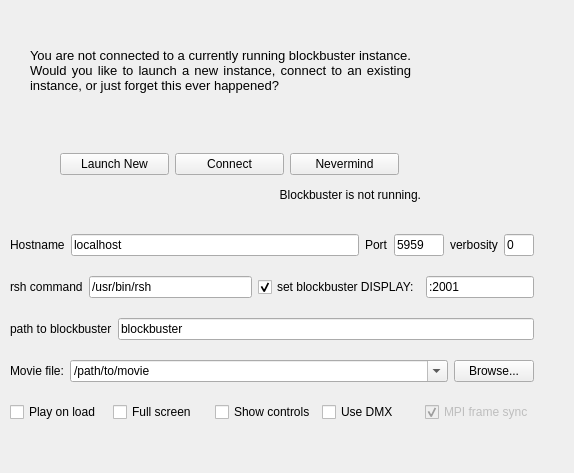
Qt form blockbuster/src/blockbuster/sidecar/blockbusterLaunchDialog.ui (LLNL/blockbuster) before a commit.
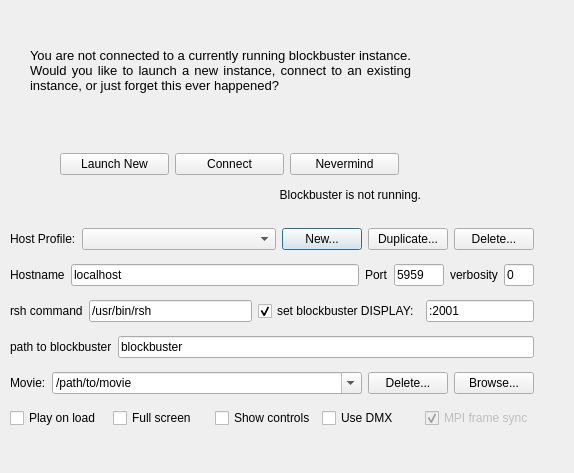
The same form after that commit.

Commit message: implement host profiles in launch dialogs with global prefs

The edit to the form file:
```diff
--- a/blockbuster/src/blockbuster/sidecar/blockbusterLaunchDialog.ui
+++ b/blockbuster/src/blockbuster/sidecar/blockbusterLaunchDialog.ui
@@ -116,6 +116,51 @@
     </rect>
    </property>
    <layout class="QVBoxLayout" name="verticalLayout">
+    <item>
+     <layout class="QHBoxLayout" name="horizontalLayout_12">
+      <item>
+       <widget class="QLabel" name="label_8">
+        <property name="text">
+         <string>Host Profile:</string>
+        </property>
+       </widget>
+      </item>
+      <item>
+       <widget class="QComboBox" name="hostProfilesComboBox">
+        <property name="sizePolicy">
+         <sizepolicy hsizetype="MinimumExpanding" vsizetype="Fixed">
+          <horstretch>0</horstretch>
+          <verstretch>0</verstretch>
+         </sizepolicy>
+        </property>
+        <property name="editable">
+         <bool>false</bool>
+        </property>
+       </widget>
+      </item>
+      <item>
+       <widget class="QPushButton" name="newProfilePushButton">
+        <property name="text">
+         <string>New...</string>
+        </property>
+       </widget>
+      </item>
+      <item>
+       <widget class="QPushButton" name="duplicateProfilePushButton">
+        <property name="text">
+         <string>Duplicate...</string>
+        </property>
+       </widget>
+      </item>
+      <item>
+       <widget class="QPushButton" name="deleteProfilePushButton">
+        <property name="text">
+         <string>Delete...</string>
+        </property>
+       </widget>
+      </item>
+     </layout>
+    </item>
     <item>
      <layout class="QHBoxLayout" name="horizontalLayout_10">
       <item>
@@ -279,7 +324,7 @@
       <item>
        <widget class="QLabel" name="label_4">
         <property name="text">
-         <string>Movie file:</string>
+         <string>Movie:</string>
         </property>
        </widget>
       </item>
@@ -313,6 +358,13 @@
         </item>
        </widget>
       </item>
+      <item>
+       <widget class="QPushButton" name="deleteMoviePushButton">
+        <property name="text">
+         <string>Delete...</string>
+        </property>
+       </widget>
+      </item>
       <item>
        <widget class="QPushButton" name="browseButton">
         <property name="text">
```
The commit also changes 4 other files.
